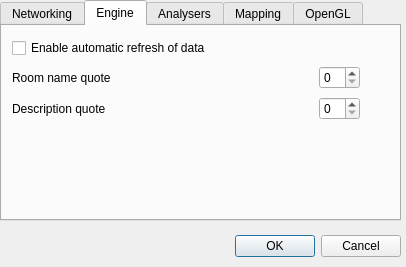
The window that expandora/src/configedit.ui (MUME/exPandora) describes before a commit, drawn with Qt 5.
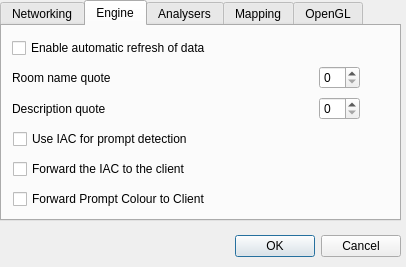
The same window after the commit. The open tabs and pages were chosen to show the change.

```diff
--- a/expandora/src/configedit.ui
+++ b/expandora/src/configedit.ui
@@ -243,6 +243,45 @@
       </item>
      </layout>
     </widget>
+    <widget class="QCheckBox" name="checkBox_forwardIAC" >
+     <property name="geometry" >
+      <rect>
+       <x>11</x>
+       <y>131</y>
+       <width>226</width>
+       <height>24</height>
+      </rect>
+     </property>
+     <property name="text" >
+      <string>Forward the IAC to the client</string>
+     </property>
+    </widget>
+    <widget class="QCheckBox" name="checkBox_forwardPromptColour" >
+     <property name="geometry" >
+      <rect>
+       <x>11</x>
+       <y>161</y>
+       <width>226</width>
+       <height>24</height>
+      </rect>
+     </property>
+     <property name="text" >
+      <string>Forward Prompt Colour to Client</string>
+     </property>
+    </widget>
+    <widget class="QCheckBox" name="checkBox_promptIAC" >
+     <property name="geometry" >
+      <rect>
+       <x>11</x>
+       <y>101</y>
+       <width>226</width>
+       <height>24</height>
+      </rect>
+     </property>
+     <property name="text" >
+      <string>Use IAC for prompt detection</string>
+     </property>
+    </widget>
    </widget>
    <widget class="QWidget" name="tab" >
     <attribute name="title" >
```
